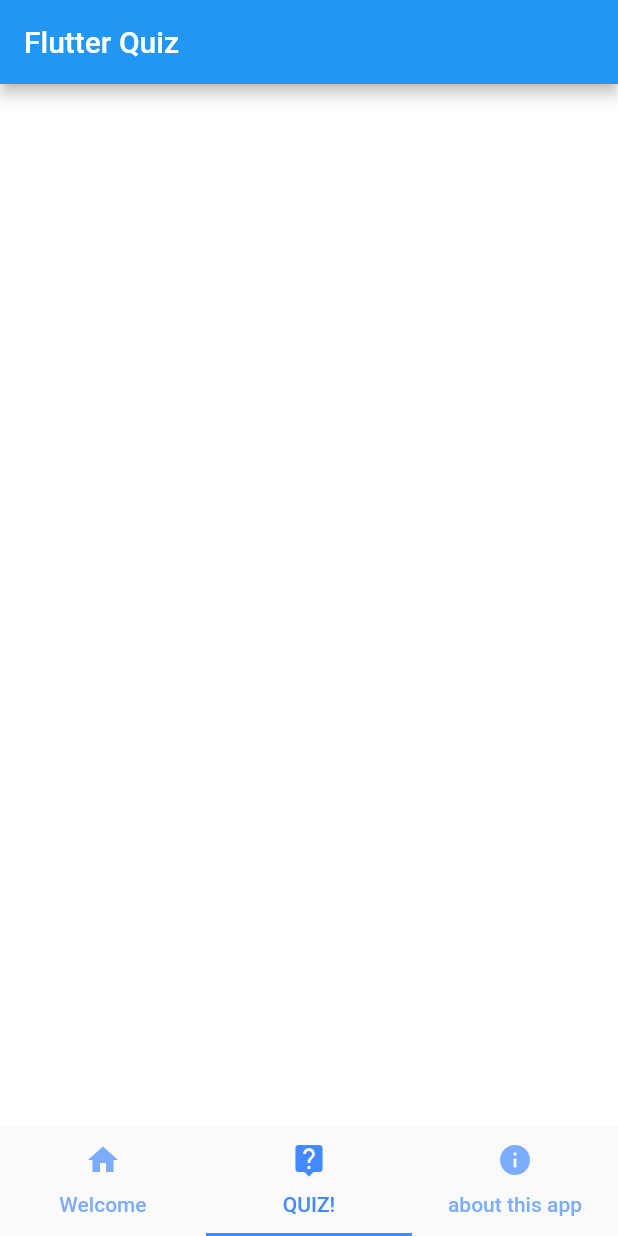
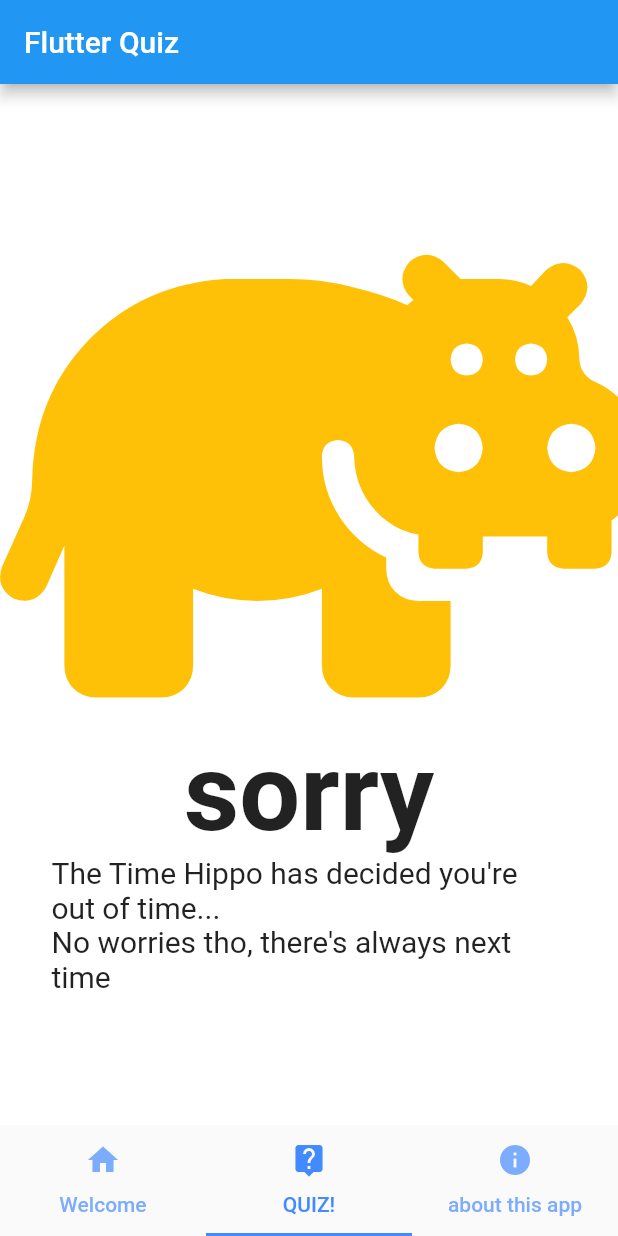
Before and after one commit to galileo-academy-wmiw/Quiz_App_Leaf, a Flutter app: the screen it shows once a user with an empty profile is signed in, item 2 of the bottom bar chosen, on a phone screen of 412 x 824 dp. Run offline on Flutter 3.47's test engine with Material 2 defaults, Android fonts, the light colour scheme and no system bars; our stand-ins replace cloud_firestore, firebase_auth, firebase_core, firebase_storage, font_awesome_flutter; accounts and stored records are empty.

Commit message:
made out of time screen look nice

```diff
--- a/lib/quizparts/out_of_time_screen.dart
+++ b/lib/quizparts/out_of_time_screen.dart
@@ -1,18 +1,51 @@
 import 'package:flutter/material.dart';
+import 'package:font_awesome_flutter/font_awesome_flutter.dart';
+import 'package:quiz_app/library.dart' as lib;
 
 class OutOfTimeScreen extends StatelessWidget {
   const OutOfTimeScreen({Key? key}) : super(key: key);
 
   @override
   Widget build(BuildContext context) {
+    double screenWidth = MediaQuery.of(context).size.width;
+    double screenHeight = MediaQuery.of(context).size.height;
     return Container(
         color: Colors.white,
         child: Column(
             mainAxisAlignment: MainAxisAlignment.center,
             crossAxisAlignment: CrossAxisAlignment.center,
+            children: [
+              FaIcon(
+                FontAwesomeIcons.hippo,
+                size: (screenWidth / 6) * 5,
+                color: Colors.amber,
+              ),
+              SizedBox(
+                width: (screenWidth / 6) * 5,
+                child: Column(
+                  mainAxisAlignment: MainAxisAlignment.center,
+                  crossAxisAlignment: CrossAxisAlignment.center,
                   children: const [
+                    Text(
+                      "sorry",
+                      style: lib.headingText,
+                      textScaleFactor: 4,
+                    ),
+                    Text(
+                      "The Time Hippo has decided you're out of time...",
+                      style: lib.baseText,
+                      textScaleFactor: 1.25,
+                    ),
+                    Text(
+                      "No worries tho, there's always next time",
+                      style: lib.baseText,
+                      textScaleFactor: 1.25,
+                    ),
                   ],
                 ),
+              )
+            ]
+        )
     );
   }
 }
```
Lines whose indentation alone changed are shown as unchanged.
